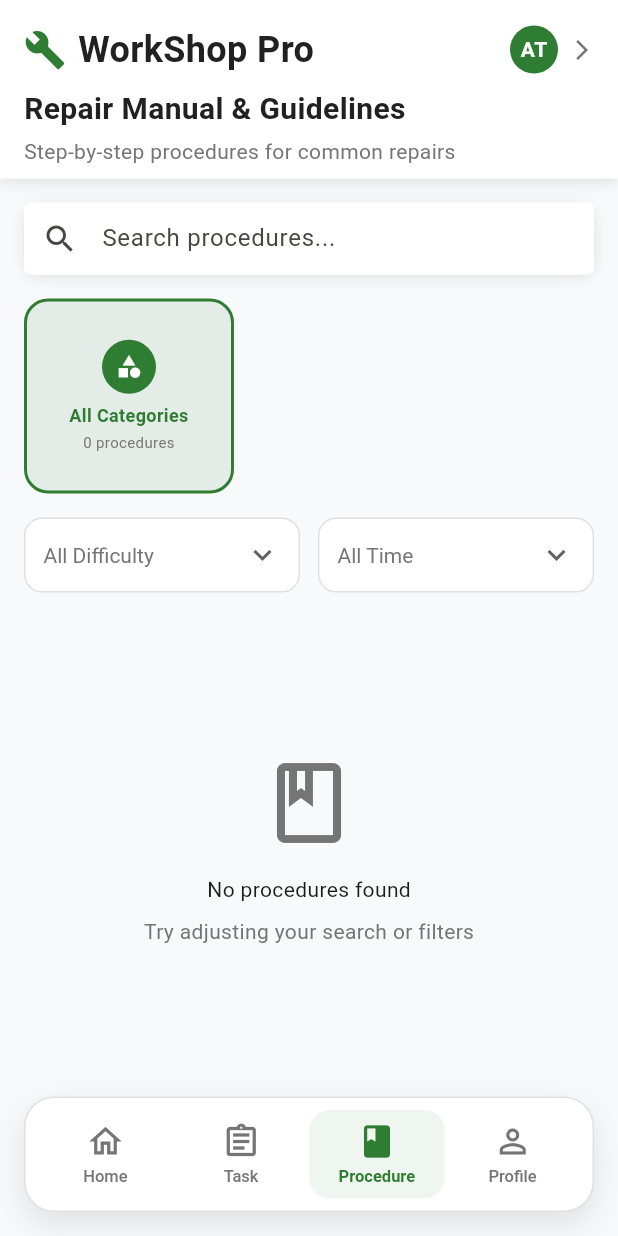
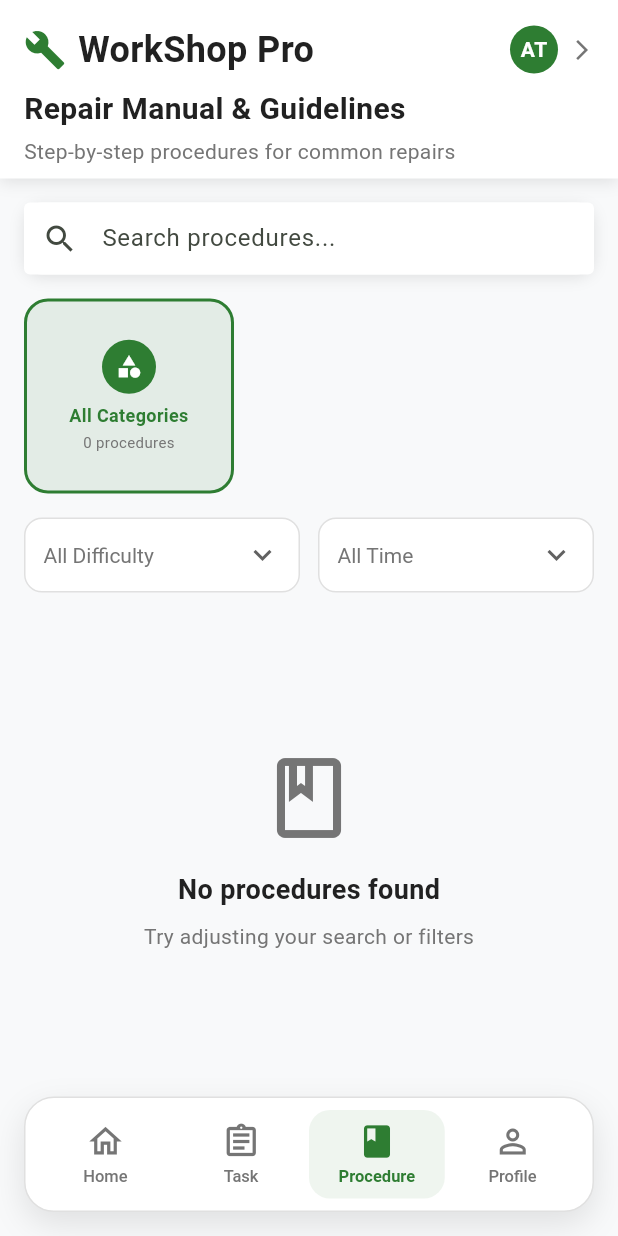
Before and after one commit to kelvin0263-kelvin/MobileAssignment, a Flutter app: the DashboardScreen screen opened directly, item 3 of the bottom bar chosen, on a phone screen of 412 x 824 dp. Run offline on Flutter 3.47's test engine with Material 3 defaults, Android fonts, the phone set to English and light mode, and no system bars; our stand-ins replace image_picker, signature, supabase_flutter, timer_builder; accounts and stored records are empty.

Commit message:
Fix missing headline3 text style in AppTextStyles

```diff
--- a/lib/utils/app_utils.dart
+++ b/lib/utils/app_utils.dart
@@ -55,6 +55,12 @@ class AppTextStyles {
 
   static const TextStyle headline2 = TextStyle(
     fontSize: 20,
+    fontWeight: FontWeight.w600,
+    color: AppColors.textPrimary,
+  );
+
+  static const TextStyle headline3 = TextStyle(
+    fontSize: 18,
     fontWeight: FontWeight.w600,
     color: AppColors.textPrimary,
   );
```
